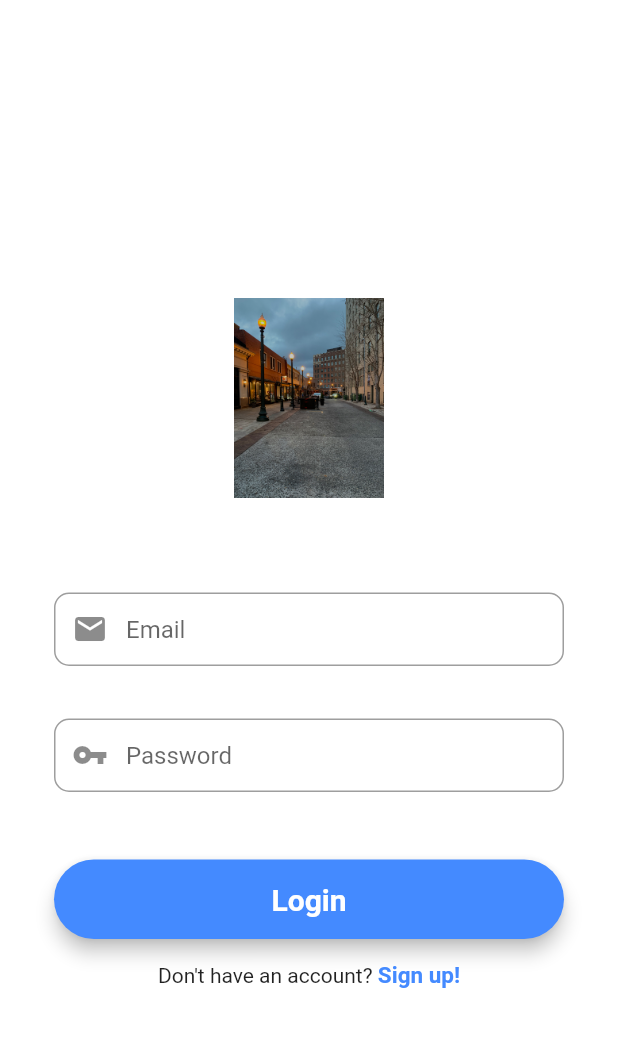
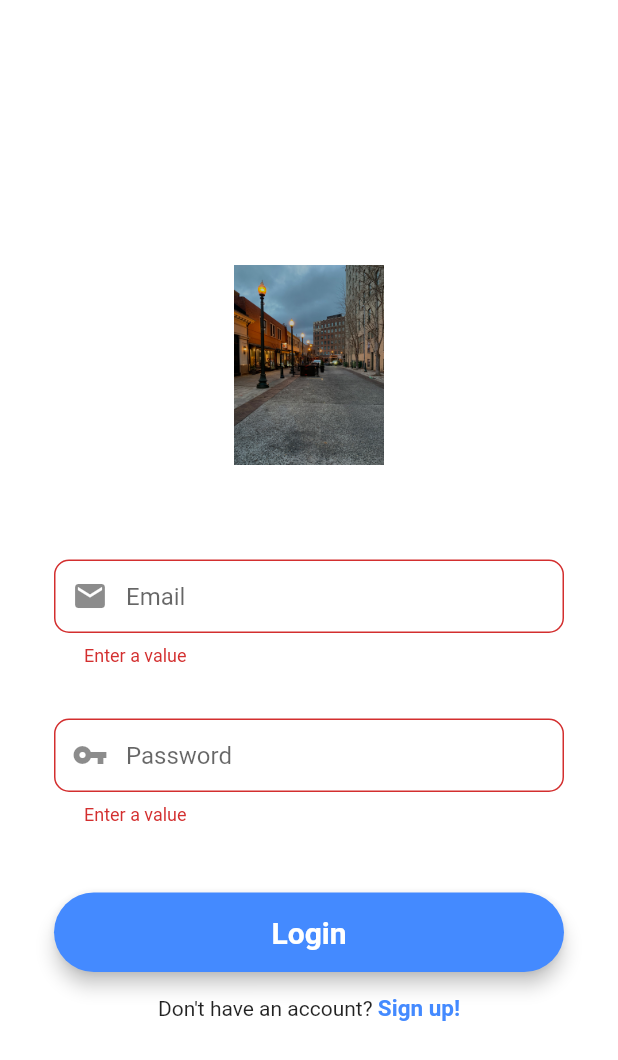
Before and after one commit to shreshth12/flutterCalorieTracker, a Flutter app: the screen it shows after launch, after a tap on "Login", on a phone screen of 412 x 824 dp. Shown: the top 1060 px of the screen. Run offline on Flutter 3.47's test engine with Material 2 defaults, Android fonts, the phone set to English and light mode, and no system bars; our stand-ins replace cloud_firestore, firebase_auth, firebase_core, flutter_dotenv; accounts and stored records are empty.

Commit message:
Validation for signUp and In complete

```diff
--- a/lib/database.dart
+++ /dev/null
@@ -1,21 +0,0 @@
-import 'package:cloud_firestore/cloud_firestore.dart';
-
-class DatabaseMethods {
-  getUserByUsername(String usernmae) async {
-    return await FirebaseFirestore.instance
-        .collection('users')
-        .where("username", isEqualTo: usernmae)
-        .get();
-  }
-
-  getUserByEmail(String userEmail) async {
-    return await FirebaseFirestore.instance
-        .collection('users')
-        .where("email", isEqualTo: userEmail)
-        .get();
-  }
-
-  uploadUserInfo(userMap) {
-    FirebaseFirestore.instance.collection('users').add(userMap);
-  }
-}
--- a/lib/screens/signIn.dart
+++ b/lib/screens/signIn.dart
@@ -1,10 +1,10 @@
+// ignore_for_file: prefer_const_constructors
+
 import 'package:cloud_firestore/cloud_firestore.dart';
 import 'package:flutter/material.dart';
-import 'package:receipe_flutter/authentication.dart';
-import 'package:receipe_flutter/database.dart';
+import 'package:receipe_flutter/services/authentication.dart';
 import 'package:receipe_flutter/screens/homeScreen.dart';
 import 'package:receipe_flutter/screens/signUp.dart';
-import 'package:receipe_flutter/sharedPref.dart';
 
 class signIn extends StatefulWidget {
   const signIn({Key? key}) : super(key: key);
@@ -19,19 +19,8 @@ class _signInState extends State<signIn> {
   final TextEditingController emailController = new TextEditingController();
   final TextEditingController passwordController = new TextEditingController();
   bool _isLoading = false;
-  QuerySnapshot? snapShotUserInfo;
 
-  void loginUser() async {
-    // QuerySnapshot? searchSnapshot;
-
-    HelperFunctions.saveUserEmailSharedPreference(emailController.text);
-
-    DatabaseMethods().getUserByEmail(emailController.text).then((val) {
-      snapShotUserInfo = val;
-      HelperFunctions.saveUserNameSharedPreference(
-          snapShotUserInfo!.docs[0].get("username"));
-    });
-
+  loginUser() async {
     setState(() {
       _isLoading = true;
     });
@@ -40,21 +29,38 @@ class _signInState extends State<signIn> {
         email: emailController.text, password: passwordController.text);
 
     if (res == 'success') {
-      HelperFunctions.saveUserLoggedInSharedPreference(true);
-
       Navigator.of(context).pushReplacement(
           MaterialPageRoute(builder: (context) => homeScreen()));
     } else {
-      print('Wrong email or pass');
+      ScaffoldMessenger.of(context).showSnackBar(SnackBar(
+        content: Text(res),
+      ));
+      print(res);
     }
     setState(() {
       _isLoading = false;
     });
   }
 
+  validation() {
+    final FormState? _form = _formKey.currentState;
+    if (_form!.validate()) {
+      return true;
+    } else {
+      return false;
+    }
+  }
+
   @override
   Widget build(BuildContext context) {
     final emailField = TextFormField(
+      validator: (value) {
+        if (value == "") {
+          return "Enter a value";
+        } else if (!value!.contains("@")) {
+          return "This is not an email";
+        }
+      },
       autofocus: false,
       controller: emailController,
       keyboardType: TextInputType.emailAddress,
@@ -70,6 +76,11 @@ class _signInState extends State<signIn> {
     );
 
     final passwordField = TextFormField(
+      validator: (value) {
+        if (value == "") {
+          return "Enter a value";
+        }
+      },
       autofocus: false,
       obscureText: true,
       controller: passwordController,
@@ -91,13 +102,16 @@ class _signInState extends State<signIn> {
       child: MaterialButton(
         padding: EdgeInsets.fromLTRB(20, 15, 20, 15),
         minWidth: MediaQuery.of(context).size.width,
-        onPressed: loginUser,
+        onPressed: () => {
+          if (validation()) {loginUser()}
+        },
         child: _isLoading
-            ? const Center(
+            ? Center(
                 child: CircularProgressIndicator(
                   color: Colors.white,
                 ),
               )
+            // ignore: prefer_const_constructors
             : Text(
                 "Login",
                 textAlign: TextAlign.center,
--- a/lib/screens/signUp.dart
+++ b/lib/screens/signUp.dart
@@ -1,7 +1,8 @@
 // ignore_for_file: prefer_const_constructors
 
 import 'package:flutter/material.dart';
-import 'package:receipe_flutter/authentication.dart';
+import 'package:receipe_flutter/screens/homeScreen.dart';
+import 'package:receipe_flutter/services/authentication.dart';
 
 class signUp extends StatefulWidget {
   const signUp({Key? key}) : super(key: key);
@@ -29,14 +30,41 @@ class _signUpState extends State<signUp> {
         password: passwordEditingController.text,
         username: userNameEditingController.text);
 
+    if (res == 'success') {
+      AuthMethods().loginUser(
+          email: emailEditingController.text,
+          password: passwordEditingController.text);
+      Navigator.of(context).pushReplacement(
+          MaterialPageRoute(builder: (context) => homeScreen()));
+    } else {
+      ScaffoldMessenger.of(context).showSnackBar(SnackBar(
+        content: Text(res),
+      ));
+      print(res);
+    }
+
     setState(() {
       _isLoading = false;
     });
   }
 
+  validation() {
+    final FormState? _form = _formKey.currentState;
+    if (_form!.validate()) {
+      return true;
+    } else {
+      return false;
+    }
+  }
+
   @override
   Widget build(BuildContext context) {
     final userNameField = TextFormField(
+      validator: (value) {
+        if (value == "") {
+          return "Enter a value";
+        }
+      },
       autofocus: false,
       controller: userNameEditingController,
       keyboardType: TextInputType.emailAddress,
@@ -52,6 +80,13 @@ class _signUpState extends State<signUp> {
     );
 
     final emailField = TextFormField(
+      validator: (value) {
+        if (value == "") {
+          return "Enter a value";
+        } else if (!value!.contains("@")) {
+          return "This is not an email";
+        }
+      },
       autofocus: false,
       controller: emailEditingController,
       keyboardType: TextInputType.name,
@@ -67,6 +102,11 @@ class _signUpState extends State<signUp> {
     );
 
     final passwordField = TextFormField(
+      validator: (value) {
+        if (value == "") {
+          return "Enter a value";
+        }
+      },
       autofocus: false,
       controller: passwordEditingController,
       obscureText: true,
@@ -88,7 +128,9 @@ class _signUpState extends State<signUp> {
       child: MaterialButton(
         padding: EdgeInsets.fromLTRB(20, 15, 20, 15),
         minWidth: MediaQuery.of(context).size.width,
-        onPressed: () => {signUpUser()},
+        onPressed: () => {
+          if (validation()) {signUpUser()}
+        },
         child: _isLoading
             ? const Center(
                 child: CircularProgressIndicator(
--- a/lib/authentication.dart
+++ b/lib/services/authentication.dart
@@ -9,7 +9,7 @@ class AuthMethods {
 
   //To sign up the user
 
-  Future<String> signUpUser({
+  signUpUser({
     required String username,
     required String email,
     required String password,
@@ -42,7 +42,7 @@ class AuthMethods {
 
 //Logging user in
 
-  Future<String> loginUser({
+  loginUser({
     required String email,
     required String password,
   }) async {
--- a/lib/sharedPref.dart
+++ /dev/null
@@ -1,42 +0,0 @@
-import 'package:shared_preferences/shared_preferences.dart';
-
-class HelperFunctions {
-  static String sharedPreferenceUserLoggedInKey = 'ISLOGGEDIN';
-  static String sharedPreferenceUserNameKey = 'USERNAMEKEY';
-  static String sharedPreferenceUserEmailKey = 'USEREMAILKEY';
-
-  //Saving data to shared preference
-
-  static Future<bool> saveUserLoggedInSharedPreference(
-      bool isUserLoggedIn) async {
-    SharedPreferences prefs = await SharedPreferences.getInstance();
-    return await prefs.setBool(sharedPreferenceUserLoggedInKey, isUserLoggedIn);
-  }
-
-  static Future<bool> saveUserNameSharedPreference(String userName) async {
-    SharedPreferences prefs = await SharedPreferences.getInstance();
-    return await prefs.setString(sharedPreferenceUserNameKey, userName);
-  }
-
-  static Future<bool> saveUserEmailSharedPreference(String userEmail) async {
-    SharedPreferences prefs = await SharedPreferences.getInstance();
-    return await prefs.setString(sharedPreferenceUserEmailKey, userEmail);
-  }
-
-  //Getting data from shared preference
-
-  static Future<bool?> getUserLoggedInSharedPreference() async {
-    SharedPreferences prefs = await SharedPreferences.getInstance();
-    return await prefs.getBool(sharedPreferenceUserLoggedInKey);
-  }
-
-  static Future<String?> getUserNameSharedPreference() async {
-    SharedPreferences prefs = await SharedPreferences.getInstance();
-    return await prefs.getString(sharedPreferenceUserNameKey);
-  }
-
-  static Future<String?> getEmailSharedPreference() async {
-    SharedPreferences prefs = await SharedPreferences.getInstance();
-    return await prefs.getString(sharedPreferenceUserEmailKey);
-  }
-}
```
Also changed, not shown: lib/main.dart (+0 -9 lines), 5 other files.
